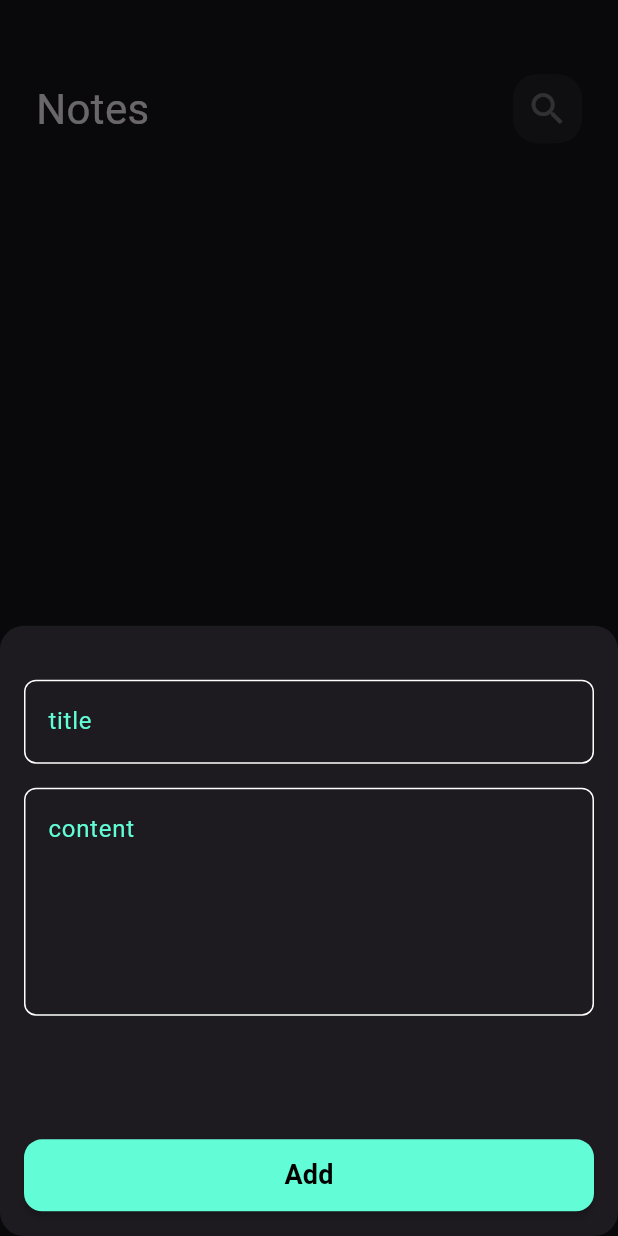
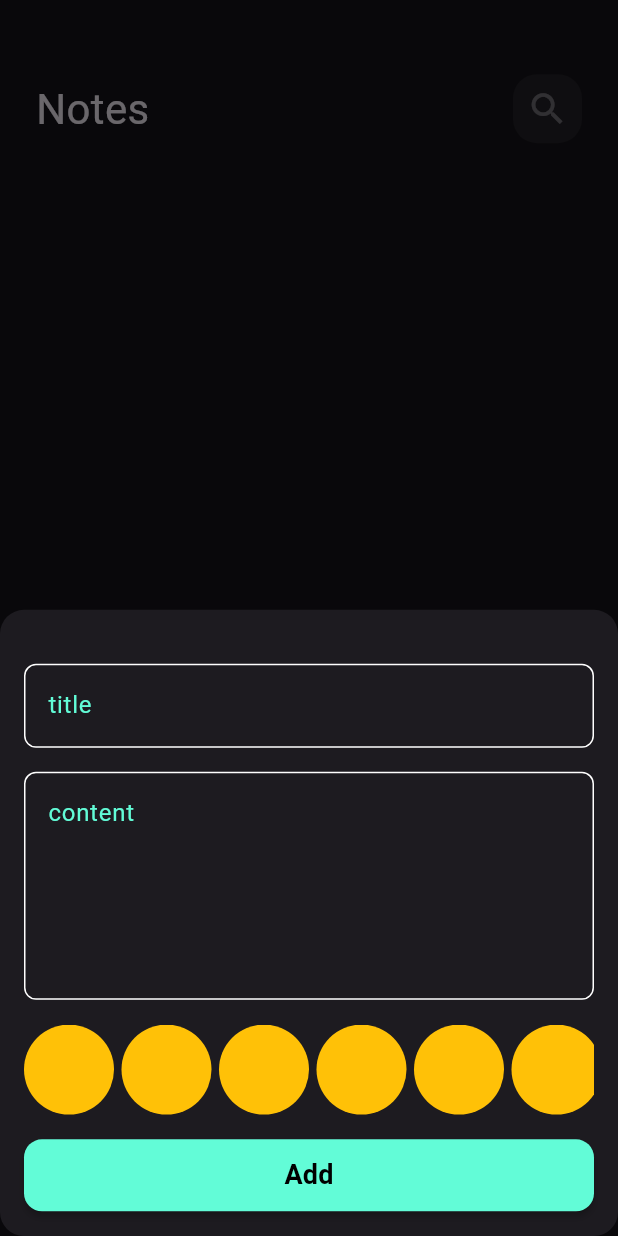
Before and after one commit to Ahmedmansor/notes_app_with_hive, a Flutter app: the screen it shows after launch, after a tap on the "add" icon, on a phone screen of 412 x 824 dp. Run offline on Flutter 3.47's test engine with Material 3 defaults, Android fonts, the light colour scheme and no system bars; our stand-ins replace bloc, flutter_bloc, font_awesome_flutter, hive, hive_flutter, page_transition; accounts and stored records are empty; Roboto replaces fonts that are missing (Poppins).

Commit message:
Refactor add note bottom sheet form and add color selection feature

```diff
--- a/lib/core/widgets/add_note_bottom_sheet_form.dart
+++ b/lib/core/widgets/add_note_bottom_sheet_form.dart
@@ -51,7 +51,11 @@ class AddNoteBottomSheetForm extends StatelessWidget {
             },
           ),
           SizedBox(
-            height: AppSettings.height * 0.1,
+            height: AppSettings.height * 0.02,
+          ),
+          const ColorsListView(),
+          SizedBox(
+            height: AppSettings.height * 0.02,
           ),
           SizedBox(
             width: AppSettings.width,
@@ -77,3 +81,38 @@ class AddNoteBottomSheetForm extends StatelessWidget {
     );
   }
 }
+
+class ColorItem extends StatelessWidget {
+  const ColorItem({super.key});
+
+  @override
+  Widget build(BuildContext context) {
+    return const CircleAvatar(
+      radius: 30,
+      backgroundColor: Colors.amber,
+    );
+  }
+}
+
+class ColorsListView extends StatelessWidget {
+  const ColorsListView({super.key});
+
+  @override
+  Widget build(BuildContext context) {
+    return SizedBox(
+      height: 60,
+      child: ListView.separated(
+        separatorBuilder: (context, index) {
+          return const SizedBox(
+            width: 5,
+          );
+        },
+        scrollDirection: Axis.horizontal,
+        itemCount: 10,
+        itemBuilder: (context, index) {
+          return const ColorItem();
+        },
+      ),
+    );
+  }
+}
```
